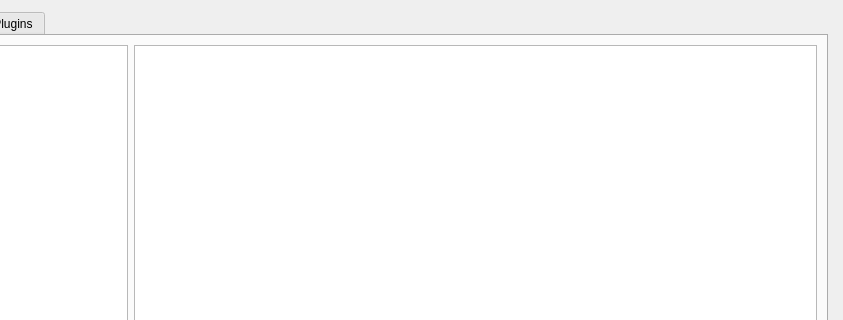
Above: Editor/Dialogs/dialogscripts.ui from RPG-Paper-Maker/RPG-Paper-Maker before the change; both pictures show x 98 to 941 and y 0 to 320 of the 941 by 551 pixel window. Below: the same form after it.
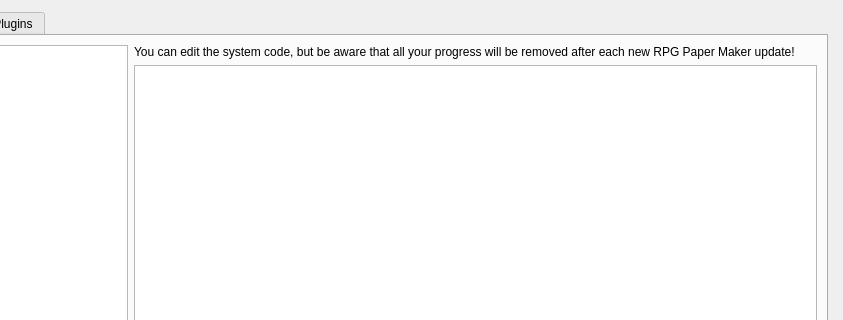
That is the form after the change. The open tabs and pages were chosen to show the change. Custom widgets are drawn as their Qt base class.

```diff
--- a/Editor/Dialogs/dialogscripts.ui
+++ b/Editor/Dialogs/dialogscripts.ui
@@ -39,7 +39,7 @@
         </attribute>
         <layout class="QGridLayout" name="gridLayout_12">
          <item row="0" column="0">
-          <layout class="QHBoxLayout" name="horizontalLayout" stretch="0,0">
+          <layout class="QHBoxLayout" name="horizontalLayout">
            <item>
             <widget class="WidgetSuperTree" name="treeViewSystem">
              <property name="minimumSize">
@@ -72,6 +72,21 @@
             </widget>
            </item>
            <item>
+            <layout class="QVBoxLayout" name="verticalLayout_4">
+             <item>
+              <widget class="QLabel" name="labelSystemWarning">
+               <property name="text">
+                <string>&lt;span style=&quot;color=red&quot;&gt;You can edit the system code, but be aware that all your progress will be removed after each new RPG Paper Maker update!</string>
+               </property>
+               <property name="textFormat">
+                <enum>Qt::RichText</enum>
+               </property>
+               <property name="wordWrap">
+                <bool>true</bool>
+               </property>
+              </widget>
+             </item>
+             <item>
             <widget class="WidgetCode" name="widgetCodeSystem">
              <property name="enabled">
               <bool>true</bool>
@@ -81,6 +96,8 @@
           </layout>
          </item>
         </layout>
+         </item>
+        </layout>
        </widget>
        <widget class="QWidget" name="tabPlugins">
         <attribute name="title">
```
Left out of the diff: 2 changed lines with no effect on the pictures. Lines whose indentation alone changed are shown as unchanged.
